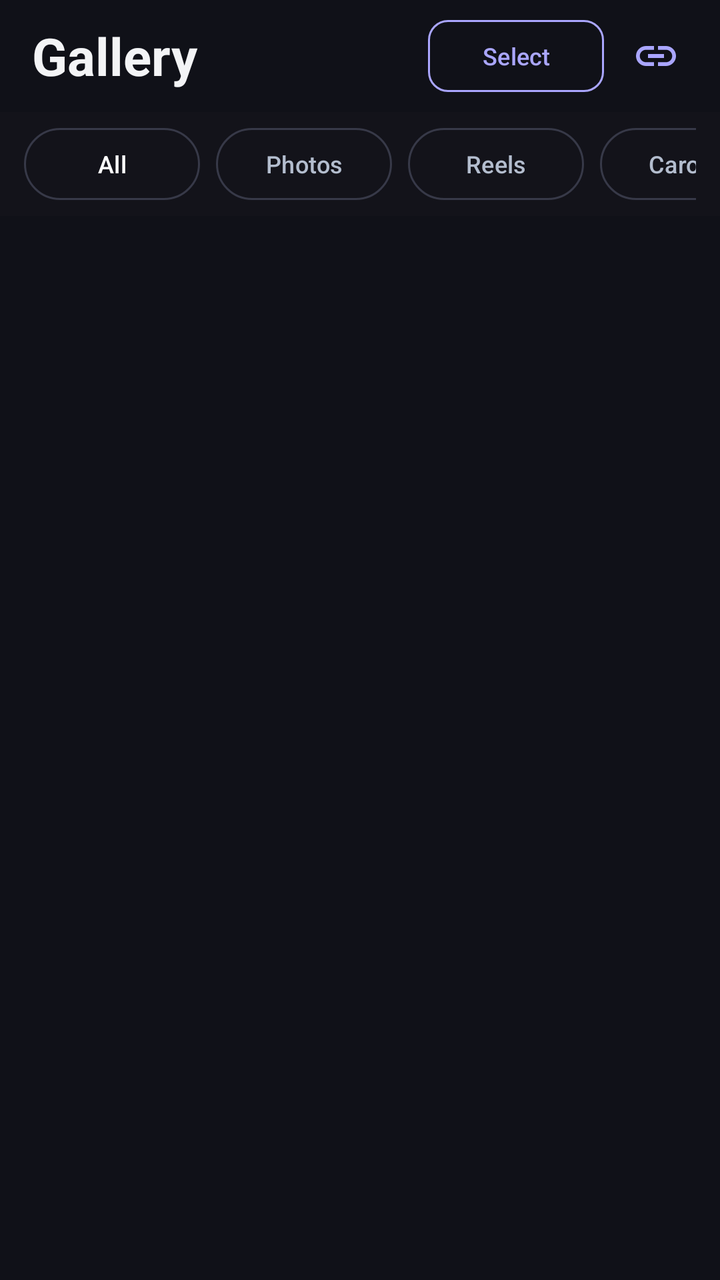
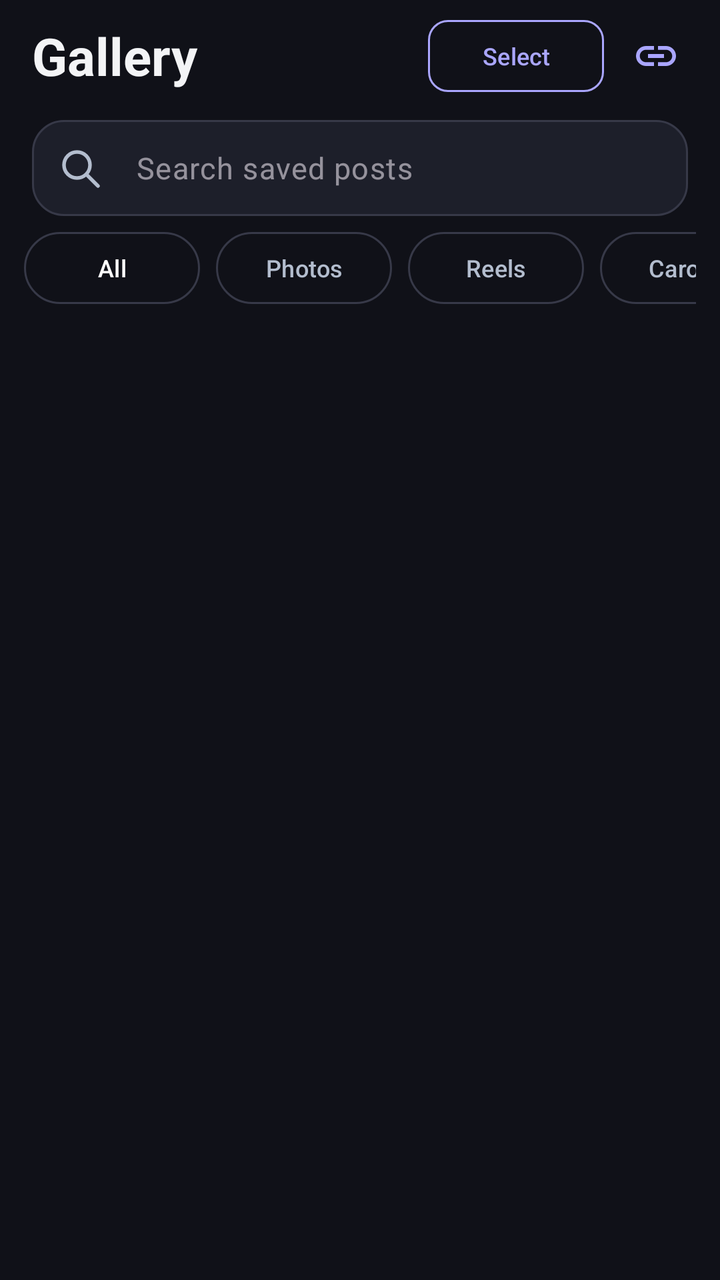

Screens rendered from an Android XML layout before and after an edit, with the pre-edit source and the edit as a unified diff.
<!-- AndroidManifest.xml: application theme Theme.InstaSave -->
<!-- res/layout/fragment_gallery.xml -->
<?xml version="1.0" encoding="utf-8"?>
<androidx.constraintlayout.widget.ConstraintLayout 
    xmlns:android="http://schemas.android.com/apk/res/android"
    xmlns:app="http://schemas.android.com/apk/res-auto"
    android:id="@+id/rootGalleryContainer"
    android:layout_width="match_parent"
    android:layout_height="match_parent"
    android:background="@color/bg_dark">

    
    <FrameLayout
        android:id="@+id/galleryHeaderContainer"
        android:layout_width="0dp"
        android:layout_height="56dp"
        app:layout_constraintTop_toTopOf="parent"
        app:layout_constraintStart_toStartOf="parent"
        app:layout_constraintEnd_toEndOf="parent">

        
        <LinearLayout
            android:id="@+id/galleryTopBar"
            android:layout_width="match_parent"
            android:layout_height="match_parent"
            android:orientation="horizontal"
            android:gravity="center_vertical"
            android:paddingStart="16dp"
            android:paddingEnd="8dp"
            android:background="@color/bg_dark">

            <TextView
                android:layout_width="0dp"
                android:layout_height="wrap_content"
                android:layout_weight="1"
                android:text="@string/gallery_title"
                android:textSize="26sp"
                android:textStyle="bold"
                android:textColor="@color/text_primary" />

            <com.google.android.material.button.MaterialButton
                android:id="@+id/btnStartSelection"
                style="?attr/materialButtonOutlinedStyle"
                android:layout_width="wrap_content"
                android:layout_height="36dp"
                android:minHeight="0dp"
                android:insetTop="0dp"
                android:insetBottom="0dp"
                android:text="Select"
                android:textColor="@color/insta_pink"
                android:textSize="12sp"
                app:strokeColor="@color/insta_pink"
                app:cornerRadius="10dp" />

            <ImageButton
                android:id="@+id/btnAddLink"
                android:layout_width="48dp"
                android:layout_height="48dp"
                android:padding="12dp"
                android:src="@drawable/ic_link"
                app:tint="@color/insta_pink"
                android:background="?attr/selectableItemBackgroundBorderless"
                android:contentDescription="Paste Link"
                android:layout_marginStart="2dp" />
        </LinearLayout>

        
        <LinearLayout
            android:id="@+id/gallerySelectionBar"
            android:layout_width="match_parent"
            android:layout_height="match_parent"
            android:orientation="horizontal"
            android:gravity="center_vertical"
            android:paddingStart="8dp"
            android:paddingEnd="8dp"
            android:background="#231326"
            android:visibility="gone">

            <ImageButton
                android:id="@+id/btnCloseSelection"
                android:layout_width="48dp"
                android:layout_height="48dp"
                android:padding="12dp"
                android:src="@drawable/ic_close"
                app:tint="@color/white"
                android:background="?attr/selectableItemBackgroundBorderless"
                android:contentDescription="Close Selection" />

            <TextView
                android:id="@+id/tvSelectionCount"
                android:layout_width="0dp"
                android:layout_height="wrap_content"
                android:layout_weight="1"
                android:layout_marginStart="4dp"
                android:text="1 selected"
                android:textSize="15sp"
                android:textStyle="bold"
                android:textColor="@color/white" />

            <com.google.android.material.button.MaterialButton
                android:id="@+id/btnSelectAllToggle"
                style="?attr/materialButtonOutlinedStyle"
                android:layout_width="wrap_content"
                android:layout_height="36dp"
                android:minHeight="0dp"
                android:insetTop="0dp"
                android:insetBottom="0dp"
                android:text="Select All"
                android:textColor="@color/white"
                android:textSize="12sp"
                app:strokeColor="#50FFFFFF"
                app:cornerRadius="10dp"
                android:layout_marginEnd="4dp" />

            <ImageButton
                android:id="@+id/btnBatchShare"
                android:layout_width="48dp"
                android:layout_height="48dp"
                android:padding="12dp"
                android:src="@drawable/ic_share"
                app:tint="@color/white"
                android:background="?attr/selectableItemBackgroundBorderless"
                android:contentDescription="Share Selected" />

            <ImageButton
                android:id="@+id/btnBatchDelete"
                android:layout_width="48dp"
                android:layout_height="48dp"
                android:padding="12dp"
                android:src="@drawable/ic_delete"
                app:tint="@color/status_red"
                android:background="?attr/selectableItemBackgroundBorderless"
                android:contentDescription="Delete Selected" />
        </LinearLayout>
    </FrameLayout>

    
    <HorizontalScrollView
        android:id="@+id/scrollFilters"
        android:layout_width="0dp"
        android:layout_height="wrap_content"
        android:scrollbars="none"
        android:paddingStart="12dp"
        android:paddingEnd="12dp"
        android:paddingTop="8dp"
        android:paddingBottom="8dp"
        android:background="#13131A"
        app:layout_constraintTop_toBottomOf="@id/galleryHeaderContainer"
        app:layout_constraintStart_toStartOf="parent"
        app:layout_constraintEnd_toEndOf="parent">

        <LinearLayout
            android:layout_width="wrap_content"
            android:layout_height="wrap_content"
            android:orientation="horizontal">

            <com.google.android.material.button.MaterialButton
                android:id="@+id/chipAll"
                style="?attr/materialButtonOutlinedStyle"
                android:layout_width="wrap_content"
                android:layout_height="36dp"
                android:minHeight="0dp"
                android:insetTop="0dp"
                android:insetBottom="0dp"
                android:text="All"
                android:textColor="@color/white"
                android:textSize="12sp"
                app:cornerRadius="18dp"
                android:layout_marginEnd="8dp" />

            <com.google.android.material.button.MaterialButton
                android:id="@+id/chipPhotos"
                style="?attr/materialButtonOutlinedStyle"
                android:layout_width="wrap_content"
                android:layout_height="36dp"
                android:minHeight="0dp"
                android:insetTop="0dp"
                android:insetBottom="0dp"
                android:text="Photos"
                android:textColor="@color/text_secondary"
                android:textSize="12sp"
                app:cornerRadius="18dp"
                android:layout_marginEnd="8dp" />

            <com.google.android.material.button.MaterialButton
                android:id="@+id/chipReels"
                style="?attr/materialButtonOutlinedStyle"
                android:layout_width="wrap_content"
                android:layout_height="36dp"
                android:minHeight="0dp"
                android:insetTop="0dp"
                android:insetBottom="0dp"
                android:text="Reels"
                android:textColor="@color/text_secondary"
                android:textSize="12sp"
                app:cornerRadius="18dp"
                android:layout_marginEnd="8dp" />

            <com.google.android.material.button.MaterialButton
                android:id="@+id/chipCarousels"
                style="?attr/materialButtonOutlinedStyle"
                android:layout_width="wrap_content"
                android:layout_height="36dp"
                android:minHeight="0dp"
                android:insetTop="0dp"
                android:insetBottom="0dp"
                android:text="Carousels"
                android:textColor="@color/text_secondary"
                android:textSize="12sp"
                app:cornerRadius="18dp" />
        </LinearLayout>
    </HorizontalScrollView>

    
    <androidx.recyclerview.widget.RecyclerView
        android:id="@+id/rvGallery"
        android:layout_width="0dp"
        android:layout_height="0dp"
        android:padding="6dp"
        android:clipToPadding="false"
        app:layout_constraintTop_toBottomOf="@id/scrollFilters"
        app:layout_constraintBottom_toBottomOf="parent"
        app:layout_constraintStart_toStartOf="parent"
        app:layout_constraintEnd_toEndOf="parent" />

    
    <TextView
        android:id="@+id/tvEmptyGallery"
        android:layout_width="wrap_content"
        android:layout_height="wrap_content"
        android:text="No downloaded media yet.\nPaste a link on the Home tab to start!"
        android:textColor="@color/text_muted"
        android:textSize="14sp"
        android:gravity="center"
        android:lineSpacingExtra="4dp"
        android:visibility="gone"
        app:layout_constraintTop_toBottomOf="@id/scrollFilters"
        app:layout_constraintBottom_toBottomOf="parent"
        app:layout_constraintStart_toStartOf="parent"
        app:layout_constraintEnd_toEndOf="parent" />

</androidx.constraintlayout.widget.ConstraintLayout>
<!-- resources referenced by this layout -->
<resources>
  <color name="bg_dark">#101118</color>
  <color name="insta_pink">#AAA6FF</color>
  <color name="status_red">#EF4444</color>
  <color name="text_muted">#929FB4</color>
  <color name="text_primary">#F3F4F6</color>
  <color name="text_secondary">#B3BDCE</color>
  <color name="white">#FFFFFFFF</color>
  <!-- drawable ic_close (drawable) -->
  <?xml version="1.0" encoding="utf-8"?>
  <vector xmlns:android="http://schemas.android.com/apk/res/android"
      android:width="24dp"
      android:height="24dp"
      android:viewportWidth="24"
      android:viewportHeight="24">
      <path
          android:fillColor="#EF4444"
          android:pathData="M19,6.41L17.59,5 12,10.59 6.41,5 5,6.41 10.59,12 5,17.59 6.41,19 12,13.41 17.59,19 19,17.59 13.41,12z" />
  </vector>
  <!-- drawable ic_delete (drawable) -->
  <?xml version="1.0" encoding="utf-8"?>
  <vector xmlns:android="http://schemas.android.com/apk/res/android"
      android:width="24dp"
      android:height="24dp"
      android:viewportWidth="24"
      android:viewportHeight="24">
      <path
          android:fillColor="#EF4444"
          android:pathData="M6,19c0,1.1 0.9,2 2,2h8c1.1,0 2,-0.9 2,-2V7H6v12zM19,4h-3.5l-1,-1h-5l-1,1H5v2h14V4z" />
  </vector>
  <!-- drawable ic_link (drawable) -->
  <vector xmlns:android="http://schemas.android.com/apk/res/android"
      android:width="24dp"
      android:height="24dp"
      android:viewportWidth="24"
      android:viewportHeight="24">
    <path
        android:fillColor="@android:color/white"
        android:pathData="M3.9,12c0,-1.71 1.39,-3.1 3.1,-3.1h4V7H7c-2.76,0 -5,2.24 -5,5s2.24,5 5,5h4v-1.9H7c-1.71,0 -3.1,-1.39 -3.1,-3.1zM8,13h8v-2H8v2zm9,-6h-4v1.9h4c1.71,0 3.1,1.39 3.1,3.1s-1.39,3.1 -3.1,3.1h-4V17h4c2.76,0 5,-2.24 5,-5s-2.24,-5 -5,-5z"/>
  </vector>
  <!-- drawable ic_share (drawable) -->
  <?xml version="1.0" encoding="utf-8"?>
  <vector xmlns:android="http://schemas.android.com/apk/res/android"
      android:width="24dp"
      android:height="24dp"
      android:viewportWidth="24"
      android:viewportHeight="24">
      <path
          android:fillColor="#E0E0E0"
          android:pathData="M18,16.08c-0.76,0 -1.44,0.3 -1.96,0.77L8.91,12.7c0.05,-0.23 0.09,-0.46 0.09,-0.7s-0.04,-0.47 -0.09,-0.7l7.05,-4.11c0.54,0.5 1.25,0.81 2.04,0.81 1.66,0 3,-1.34 3,-3s-1.34,-3 -3,-3 -3,1.34 -3,3c0,0.24 0.04,0.47 0.09,0.7L8.04,9.81C7.5,9.31 6.79,9 6,9c-1.66,0 -3,1.34 -3,3s1.34,3 3,3c0.79,0 1.5,-0.31 2.04,-0.81l7.12,4.16c-0.05,0.21 -0.08,0.43 -0.08,0.65 0,1.61 1.31,2.92 2.92,2.92s2.92,-1.31 2.92,-2.92c0,-1.61 -1.31,-2.92 -2.92,-2.92z" />
  </vector>
  <string name="gallery_title">Gallery</string>
  <color name="insta_coral">#938DFF</color>
  <color name="card_bg">#1D1F2A</color>
  <color name="card_stroke">#373948</color>
  <style name="Widget.InstaSave.BottomNav" parent="Widget.Material3.BottomNavigationView">
          <item name="itemActiveIndicatorStyle">@style/Widget.InstaSave.BottomNav.Indicator</item>
      </style>
  <style name="Widget.InstaSave.BottomNav.Indicator" parent="Widget.Material3.BottomNavigationView.ActiveIndicator">
          <item name="android:color">#37344E</item>
          <item name="android:width">56dp</item>
          <item name="android:height">32dp</item>
      </style>
  <!-- unchanged entries left out for length: 1 -->
</resources>

<!-- the commit's change to res/layout/fragment_gallery.xml (unified diff, before → after) -->
@@ -3,6 +3,7 @@
     xmlns:android="http://schemas.android.com/apk/res/android"
     xmlns:app="http://schemas.android.com/apk/res-auto"
     android:id="@+id/rootGalleryContainer"
+    android:focusableInTouchMode="true"
     android:layout_width="match_parent"
     android:layout_height="match_parent"
     android:background="@color/bg_dark">
@@ -71,7 +72,7 @@
             android:gravity="center_vertical"
             android:paddingStart="8dp"
             android:paddingEnd="8dp"
-            android:background="#231326"
+            android:background="@color/card_bg"
             android:visibility="gone">
 
             <ImageButton
@@ -133,6 +134,36 @@
     </FrameLayout>
 
     
+    <com.google.android.material.textfield.TextInputLayout
+        android:id="@+id/gallerySearchBox"
+        style="@style/Widget.Material3.TextInputLayout.OutlinedBox.Dense"
+        android:layout_width="0dp"
+        android:layout_height="wrap_content"
+        android:layout_marginHorizontal="16dp"
+        android:layout_marginTop="4dp"
+        app:hintEnabled="false"
+        app:boxBackgroundColor="@color/card_bg"
+        app:boxCornerRadiusTopStart="16dp"
+        app:boxCornerRadiusTopEnd="16dp"
+        app:boxCornerRadiusBottomStart="16dp"
+        app:boxCornerRadiusBottomEnd="16dp"
+        app:startIconDrawable="@drawable/ic_search_saved"
+        app:endIconMode="clear_text"
+        app:layout_constraintStart_toStartOf="parent"
+        app:layout_constraintEnd_toEndOf="parent"
+        app:layout_constraintTop_toBottomOf="@id/galleryHeaderContainer">
+        <com.google.android.material.textfield.TextInputEditText
+            android:id="@+id/gallerySearch"
+            android:layout_width="match_parent"
+            android:layout_height="wrap_content"
+            android:minHeight="48dp"
+            android:singleLine="true"
+            android:inputType="text"
+            android:imeOptions="actionSearch"
+            android:textSize="15sp"
+            android:hint="@string/search_saved_posts" />
+    </com.google.android.material.textfield.TextInputLayout>
+
     <HorizontalScrollView
         android:id="@+id/scrollFilters"
         android:layout_width="0dp"
@@ -142,8 +173,8 @@
         android:paddingEnd="12dp"
         android:paddingTop="8dp"
         android:paddingBottom="8dp"
-        android:background="#13131A"
-        app:layout_constraintTop_toBottomOf="@id/galleryHeaderContainer"
+        android:background="@color/bg_dark"
+        app:layout_constraintTop_toBottomOf="@id/gallerySearchBox"
         app:layout_constraintStart_toStartOf="parent"
         app:layout_constraintEnd_toEndOf="parent">
 
<!-- resource entries referenced after the edit -->
@@ -39,6 +39,13 @@
         android:fillColor="@android:color/white"
         android:pathData="M3.9,12c0,-1.71 1.39,-3.1 3.1,-3.1h4V7H7c-2.76,0 -5,2.24 -5,5s2.24,5 5,5h4v-1.9H7c-1.71,0 -3.1,-1.39 -3.1,-3.1zM8,13h8v-2H8v2zm9,-6h-4v1.9h4c1.71,0 3.1,1.39 3.1,3.1s-1.39,3.1 -3.1,3.1h-4V17h4c2.76,0 5,-2.24 5,-5s-2.24,-5 -5,-5z"/>
   </vector>
+  <!-- drawable ic_search_saved (drawable) -->
+  <vector xmlns:android="http://schemas.android.com/apk/res/android"
+      android:width="24dp" android:height="24dp" android:viewportWidth="24" android:viewportHeight="24">
+      <path android:fillColor="@android:color/transparent" android:strokeColor="@color/text_secondary"
+          android:strokeWidth="1.8" android:strokeLineCap="round"
+          android:pathData="M10.5,4a6.5,6.5 0,1 0,0 13a6.5,6.5 0,1 0,0 -13M15.5,15.5L21,21" />
+  </vector>
   <!-- drawable ic_share (drawable) -->
   <?xml version="1.0" encoding="utf-8"?>
   <vector xmlns:android="http://schemas.android.com/apk/res/android"
@@ -51,6 +58,7 @@
           android:pathData="M18,16.08c-0.76,0 -1.44,0.3 -1.96,0.77L8.91,12.7c0.05,-0.23 0.09,-0.46 0.09,-0.7s-0.04,-0.47 -0.09,-0.7l7.05,-4.11c0.54,0.5 1.25,0.81 2.04,0.81 1.66,0 3,-1.34 3,-3s-1.34,-3 -3,-3 -3,1.34 -3,3c0,0.24 0.04,0.47 0.09,0.7L8.04,9.81C7.5,9.31 6.79,9 6,9c-1.66,0 -3,1.34 -3,3s1.34,3 3,3c0.79,0 1.5,-0.31 2.04,-0.81l7.12,4.16c-0.05,0.21 -0.08,0.43 -0.08,0.65 0,1.61 1.31,2.92 2.92,2.92s2.92,-1.31 2.92,-2.92c0,-1.61 -1.31,-2.92 -2.92,-2.92z" />
   </vector>
   <string name="gallery_title">Gallery</string>
+  <string name="search_saved_posts">Search saved posts</string>
   <color name="insta_coral">#938DFF</color>
   <color name="card_bg">#1D1F2A</color>
   <color name="card_stroke">#373948</color>
